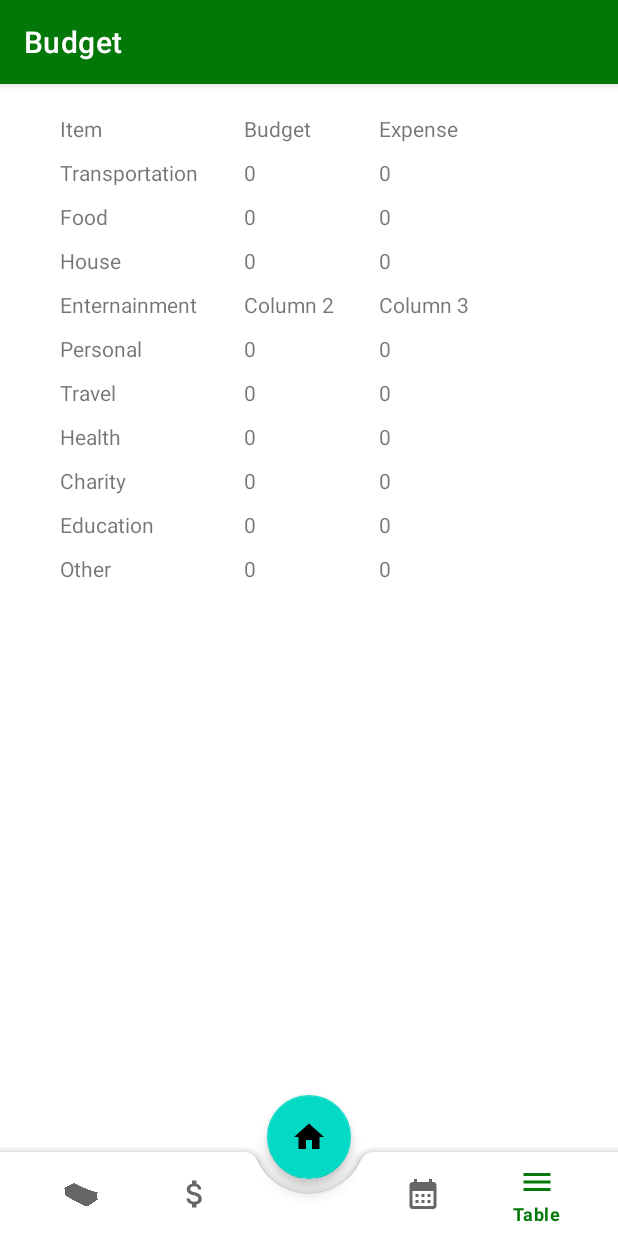
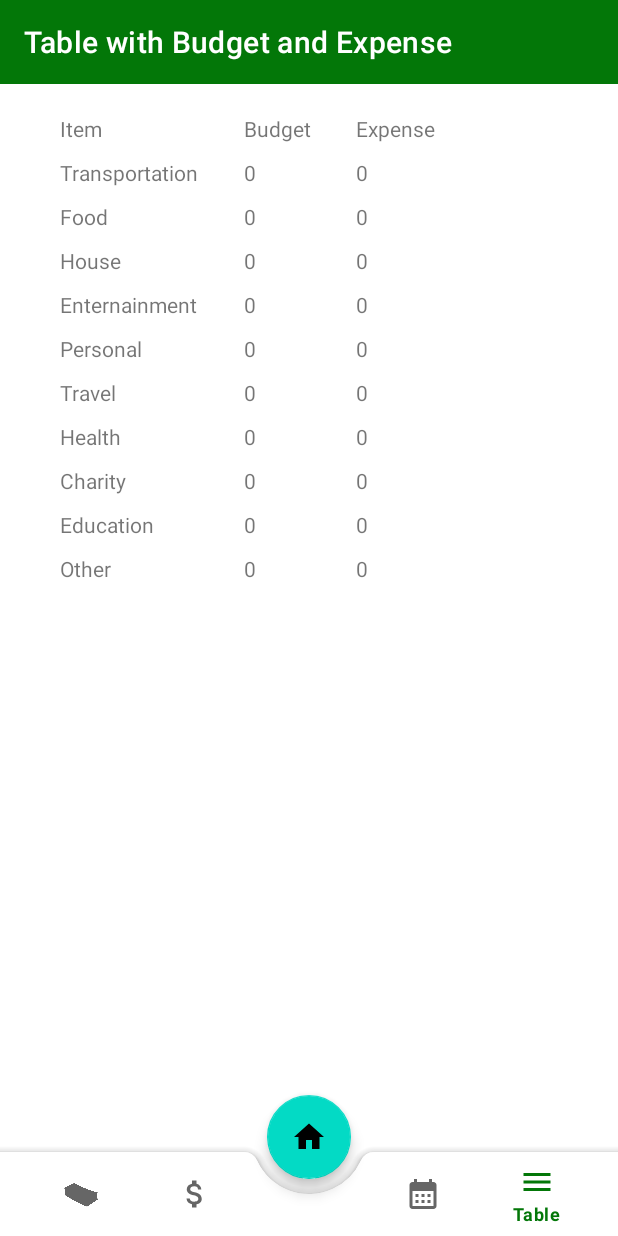
Before and after one commit to simsapopov/BudgetAndrroidApp, an Android app: the TableActivity screen opened directly, with no data from a screen before it, on a phone screen of 412 x 824 dp. Run offline under Robolectric (Android 15) with nearby library versions, the phone set to English and light mode, and no system bars; our stand-ins replace Firebase (no records; nobody signed in at launch, a user with empty details on screens opened directly).

Commit message:
Table with budget and expense work

```diff
--- a/app/src/main/java/com/example/budget/BudgetActivity.java
+++ b/app/src/main/java/com/example/budget/BudgetActivity.java
@@ -211,11 +211,10 @@ public class BudgetActivity extends AppCompatActivity {
 
             @Override
             protected void onBindViewHolder(@NonNull MyViewHolder holder, int position,@NonNull Data model){
-
-
                 totalAmountChange(budgetRef,totalBudgetAmountTextView);
                 holder.setItemAmount("Allocated amount: $"+ model.getAmount());
                 holder.setDate("On: "+ model.getDate());
+
                 holder.setItemName("BudgetItem: "+model.getItem());
                 holder.notes.setVisibility(View.GONE);
                 switch (model.getItem()){
@@ -267,6 +266,7 @@ public class BudgetActivity extends AppCompatActivity {
             @NonNull
             @Override
             public MyViewHolder onCreateViewHolder(@NonNull ViewGroup parent, int viewType){
+
                 View view = LayoutInflater.from(parent.getContext()).inflate(R.layout.retrieve_layout,parent,false);
                 return new MyViewHolder(view);
 
--- a/app/src/main/java/com/example/budget/GetRef.java
+++ b/app/src/main/java/com/example/budget/GetRef.java
@@ -17,11 +17,13 @@ public class GetRef {
         DatabaseReference ref = FirebaseDatabase.getInstance("https://budgetapp-3b284-default-rtdb.europe-west1.firebasedatabase.app/").getReference("expense").child(onlineUserId);
         Query a =ref.orderByChild("date").equalTo(date).getRef().orderByChild("notes").equalTo(note);
 
+
         a.addListenerForSingleValueEvent(new ValueEventListener() {
             @Override
             public void onDataChange(@NonNull DataSnapshot snapshot) {
                 for (DataSnapshot ds1: snapshot.getChildren()){
                     ds1.getRef().removeValue();
+
 
                 }
             }
@@ -39,21 +41,6 @@ public class GetRef {
     public static Query getExpenseQuery(String item){
 
         DatabaseReference ref = FirebaseDatabase.getInstance("https://budgetapp-3b284-default-rtdb.europe-west1.firebasedatabase.app/").getReference("expense").child(onlineUserId);
-        Query a =ref.orderByChild("date").equalTo("18-03-2023").getRef().orderByChild("notes").equalTo("214");
-
-        a.addListenerForSingleValueEvent(new ValueEventListener() {
-            @Override
-            public void onDataChange(@NonNull DataSnapshot snapshot) {
-                for (DataSnapshot ds1: snapshot.getChildren()){
-                    ds1.getRef().removeValue();
-                }
-            }
-
-            @Override
-            public void onCancelled(@NonNull DatabaseError error) {
-
-            }
-        });
         return  ref.orderByChild("item").equalTo(item);
 
     }
--- a/app/src/main/java/com/example/budget/TableActivity.java
+++ b/app/src/main/java/com/example/budget/TableActivity.java
@@ -8,6 +8,7 @@ import android.widget.TextView;
 import androidx.annotation.NonNull;
 import androidx.appcompat.app.AppCompatActivity;
 
+import com.google.android.material.floatingactionbutton.FloatingActionButton;
 import com.google.android.material.navigation.NavigationBarView;
 import com.google.firebase.database.DataSnapshot;
 import com.google.firebase.database.DatabaseError;
@@ -19,11 +20,11 @@ import java.util.List;
 import java.util.Map;
 
 public class TableActivity extends AppCompatActivity {
-
+    private FloatingActionButton fab;
     @Override
     protected void onCreate(Bundle savedInstanceState) {
         super.onCreate(savedInstanceState);
-
+        getSupportActionBar().hide();
         setContentView(R.layout.activity_table);
         NavigationBarView bottomNavigationView=findViewById(R.id.bottomNavigationView);
 
@@ -62,7 +63,7 @@ public class TableActivity extends AppCompatActivity {
         AddTotable(GetRef.getBudgetQuery("Health"),findViewById(R.id.HealthBudget));
         AddTotable(GetRef.getBudgetQuery("Travel"),findViewById(R.id.TravelBudget));
         AddTotable(GetRef.getBudgetQuery("Education"),findViewById(R.id.EducationBudget));
-       // AddTotable(GetRef.getBudgetQuery("Entertainment"),findViewById(R.id.EnterttainmentBudget));
+        AddTotable(GetRef.getBudgetQuery("Entertainment"),findViewById(R.id.EnterttainmentBudget));
 
         AddTotable(GetRef.getExpenseQuery("Transport"),findViewById(R.id.transportationExp));
         AddTotable(GetRef.getExpenseQuery("House"),findViewById(R.id.HouseExp));
@@ -73,7 +74,7 @@ public class TableActivity extends AppCompatActivity {
         AddTotable(GetRef.getExpenseQuery("Health"),findViewById(R.id.HealthExp));
         AddTotable(GetRef.getExpenseQuery("Travel"), findViewById(R.id.TravelExp));
         AddTotable(GetRef.getExpenseQuery("Education"),findViewById(R.id.EducationExp));
-      //  AddTotable(GetRef.getExpenseQuery("Entertainment"),findViewById(R.id.Enterexpens));
+        AddTotable(GetRef.getExpenseQuery("Entertainment"),findViewById(R.id.Enterexpens));
     }
 
     void AddTotable(Query query,TextView textView) {
--- a/app/src/main/res/layout/activity_table.xml
+++ b/app/src/main/res/layout/activity_table.xml
@@ -5,7 +5,19 @@
     android:layout_width="match_parent"
     android:layout_height="match_parent"
     tools:context=".TableActivity">
+    <LinearLayout
+        android:layout_width="match_parent"
+        android:layout_height="match_parent"
+        android:orientation="vertical">
 
+    <androidx.appcompat.widget.Toolbar
+        android:id="@+id/toolbar"
+        android:layout_width="match_parent"
+        android:layout_height="?attr/actionBarSize"
+        android:background="?attr/colorPrimary"
+        app:titleTextColor="@android:color/white"
+        app:title="Table with Budget and Expense"
+        app:popupTheme="@style/Theme.Budget" />
     <TableLayout
         android:layout_width="match_parent"
         android:layout_margin="10dp"
@@ -331,6 +343,7 @@
 
 
     </TableLayout>
+    </LinearLayout>
     <androidx.coordinatorlayout.widget.CoordinatorLayout xmlns:android="http://schemas.android.com/apk/res/android"
         xmlns:app="http://schemas.android.com/apk/res-auto"
         xmlns:tools="http://schemas.android.com/tools"
@@ -362,7 +375,7 @@
         <com.google.android.material.floatingactionbutton.FloatingActionButton
             android:layout_width="wrap_content"
             android:layout_height="wrap_content"
-            android:id="@+id/fab"
+            android:id="@+id/fab_table"
             android:src="@drawable/ic_baseline_home_24"
             app:layout_anchor="@id/bottomAppBar"
 
```
